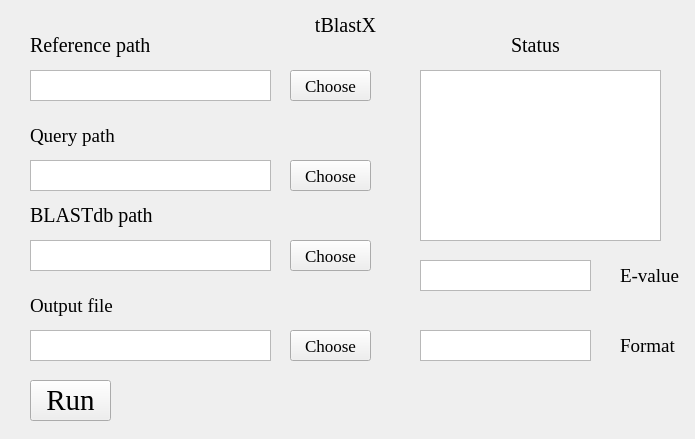
The window that tBlastX.ui (hzaurzli/MicroWorldOmics) describes before a commit, drawn with Qt 5.
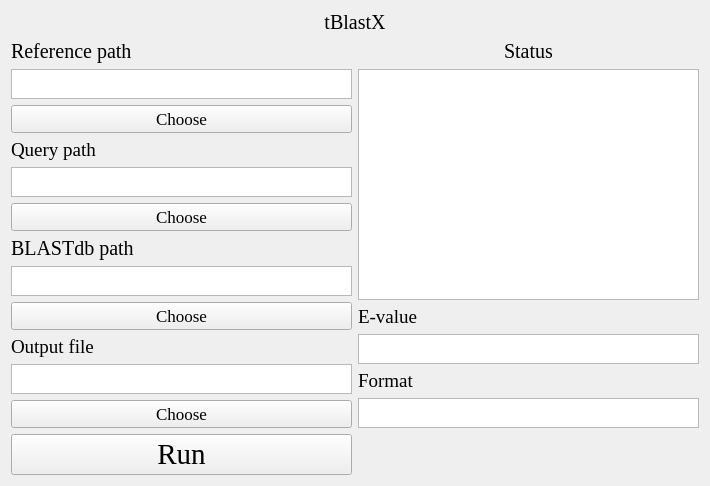
The same window after the commit. Icons and pictures are not drawn.

```diff
--- a/tBlastX.ui
+++ b/tBlastX.ui
@@ -6,8 +6,8 @@
    <rect>
     <x>0</x>
     <y>0</y>
-    <width>695</width>
-    <height>439</height>
+    <width>710</width>
+    <height>479</height>
    </rect>
   </property>
   <property name="windowTitle">
@@ -16,15 +16,11 @@
   <property name="styleSheet">
    <string notr="true">background-image: url(D:/Documents/Desktop/bb.png)</string>
   </property>
-  <widget class="QLabel" name="label">
-   <property name="geometry">
-    <rect>
-     <x>280</x>
-     <y>10</y>
-     <width>131</width>
-     <height>31</height>
-    </rect>
-   </property>
+  <layout class="QGridLayout" name="gridLayout_6">
+   <item row="0" column="0" colspan="2">
+    <layout class="QGridLayout" name="gridLayout_8">
+     <item row="0" column="0">
+      <widget class="QLabel" name="label_3">
    <property name="font">
     <font>
      <family>Times New Roman</family>
@@ -38,15 +34,29 @@
     <set>Qt::AlignCenter</set>
    </property>
   </widget>
+     </item>
+    </layout>
+   </item>
+   <item row="1" column="0">
+    <layout class="QGridLayout" name="gridLayout">
+     <item row="3" column="0">
+      <widget class="QLabel" name="label_7">
+       <property name="font">
+        <font>
+         <family>Times New Roman</family>
+         <pointsize>14</pointsize>
+        </font>
+       </property>
+       <property name="text">
+        <string>Query path</string>
+       </property>
+       <property name="alignment">
+        <set>Qt::AlignLeading|Qt::AlignLeft|Qt::AlignVCenter</set>
+       </property>
+      </widget>
+     </item>
+     <item row="0" column="0">
   <widget class="QLabel" name="label_2">
-   <property name="geometry">
-    <rect>
-     <x>30</x>
-     <y>30</y>
-     <width>161</width>
-     <height>31</height>
-    </rect>
-   </property>
    <property name="font">
     <font>
      <family>Times New Roman</family>
@@ -60,28 +70,9 @@
     <set>Qt::AlignLeading|Qt::AlignLeft|Qt::AlignVCenter</set>
    </property>
   </widget>
-  <widget class="QTextBrowser" name="textBrowser">
-   <property name="geometry">
-    <rect>
-     <x>420</x>
-     <y>70</y>
-     <width>241</width>
-     <height>171</height>
-    </rect>
-   </property>
-   <property name="styleSheet">
-    <string notr="true">background-image: url(D:/Documents/Desktop/white.png)</string>
-   </property>
-  </widget>
-  <widget class="QLabel" name="label_4">
-   <property name="geometry">
-    <rect>
-     <x>480</x>
-     <y>30</y>
-     <width>111</width>
-     <height>31</height>
-    </rect>
-   </property>
+     </item>
+     <item row="6" column="0">
+      <widget class="QLabel" name="label_6">
    <property name="font">
     <font>
      <family>Times New Roman</family>
@@ -89,69 +80,34 @@
     </font>
    </property>
    <property name="text">
-    <string>Status</string>
+        <string>BLASTdb path</string>
    </property>
    <property name="alignment">
-    <set>Qt::AlignCenter</set>
-   </property>
-  </widget>
+        <set>Qt::AlignLeading|Qt::AlignLeft|Qt::AlignVCenter</set>
+       </property>
+      </widget>
+     </item>
+     <item row="1" column="0">
   <widget class="QTextBrowser" name="textBrowser_2">
-   <property name="geometry">
-    <rect>
-     <x>30</x>
-     <y>70</y>
-     <width>241</width>
-     <height>31</height>
-    </rect>
-   </property>
-   <property name="styleSheet">
-    <string notr="true">background-image: url(D:/Documents/Desktop/white.png)</string>
-   </property>
-  </widget>
-  <widget class="QTextBrowser" name="textBrowser_3">
-   <property name="geometry">
-    <rect>
-     <x>30</x>
-     <y>160</y>
-     <width>241</width>
-     <height>31</height>
-    </rect>
-   </property>
+       <property name="sizePolicy">
+        <sizepolicy hsizetype="Expanding" vsizetype="Maximum">
+         <horstretch>0</horstretch>
+         <verstretch>0</verstretch>
+        </sizepolicy>
+       </property>
+       <property name="maximumSize">
+        <size>
+         <width>16777215</width>
+         <height>30</height>
+        </size>
+       </property>
    <property name="styleSheet">
     <string notr="true">background-image: url(D:/Documents/Desktop/white.png)</string>
    </property>
   </widget>
-  <widget class="QPushButton" name="pushButton">
-   <property name="geometry">
-    <rect>
-     <x>30</x>
-     <y>380</y>
-     <width>81</width>
-     <height>41</height>
-    </rect>
-   </property>
-   <property name="font">
-    <font>
-     <family>Times New Roman</family>
-     <pointsize>22</pointsize>
-    </font>
-   </property>
-   <property name="styleSheet">
-    <string notr="true">background-image: url(D:/Documents/Desktop/white.png)</string>
-   </property>
-   <property name="text">
-    <string>Run</string>
-   </property>
-  </widget>
+     </item>
+     <item row="9" column="0">
   <widget class="QLabel" name="label_5">
-   <property name="geometry">
-    <rect>
-     <x>30</x>
-     <y>290</y>
-     <width>161</width>
-     <height>31</height>
-    </rect>
-   </property>
    <property name="font">
     <font>
      <family>Times New Roman</family>
@@ -165,123 +121,60 @@
     <set>Qt::AlignLeading|Qt::AlignLeft|Qt::AlignVCenter</set>
    </property>
   </widget>
-  <widget class="QLabel" name="label_6">
-   <property name="geometry">
-    <rect>
-     <x>30</x>
-     <y>200</y>
-     <width>161</width>
-     <height>31</height>
-    </rect>
-   </property>
-   <property name="font">
-    <font>
-     <family>Times New Roman</family>
-     <pointsize>15</pointsize>
-    </font>
-   </property>
-   <property name="text">
-    <string>BLASTdb path</string>
-   </property>
-   <property name="alignment">
-    <set>Qt::AlignLeading|Qt::AlignLeft|Qt::AlignVCenter</set>
-   </property>
-  </widget>
-  <widget class="QTextBrowser" name="textBrowser_4">
-   <property name="geometry">
-    <rect>
-     <x>30</x>
-     <y>240</y>
-     <width>241</width>
-     <height>31</height>
-    </rect>
-   </property>
-   <property name="styleSheet">
-    <string notr="true">background-image: url(D:/Documents/Desktop/white.png)</string>
-   </property>
-  </widget>
+     </item>
+     <item row="10" column="0">
   <widget class="QTextBrowser" name="textBrowser_5">
-   <property name="geometry">
-    <rect>
-     <x>30</x>
-     <y>330</y>
-     <width>241</width>
-     <height>31</height>
-    </rect>
-   </property>
+       <property name="sizePolicy">
+        <sizepolicy hsizetype="Expanding" vsizetype="Maximum">
+         <horstretch>0</horstretch>
+         <verstretch>0</verstretch>
+        </sizepolicy>
+       </property>
+       <property name="maximumSize">
+        <size>
+         <width>16777215</width>
+         <height>30</height>
+        </size>
+       </property>
    <property name="styleSheet">
     <string notr="true">background-image: url(D:/Documents/Desktop/white.png)</string>
    </property>
   </widget>
-  <widget class="QLabel" name="label_7">
-   <property name="geometry">
-    <rect>
-     <x>30</x>
-     <y>120</y>
-     <width>161</width>
-     <height>31</height>
-    </rect>
-   </property>
-   <property name="font">
-    <font>
-     <family>Times New Roman</family>
-     <pointsize>14</pointsize>
-    </font>
-   </property>
-   <property name="text">
-    <string>Query path</string>
-   </property>
-   <property name="alignment">
-    <set>Qt::AlignLeading|Qt::AlignLeft|Qt::AlignVCenter</set>
-   </property>
-  </widget>
-  <widget class="QPushButton" name="pushButton_2">
-   <property name="geometry">
-    <rect>
-     <x>290</x>
-     <y>70</y>
-     <width>81</width>
-     <height>31</height>
-    </rect>
-   </property>
-   <property name="font">
-    <font>
-     <family>Times New Roman</family>
-     <pointsize>13</pointsize>
-    </font>
-   </property>
-   <property name="text">
-    <string>Choose</string>
-   </property>
-  </widget>
-  <widget class="QPushButton" name="pushButton_3">
-   <property name="geometry">
-    <rect>
-     <x>290</x>
-     <y>160</y>
-     <width>81</width>
-     <height>31</height>
-    </rect>
-   </property>
-   <property name="font">
-    <font>
-     <family>Times New Roman</family>
-     <pointsize>13</pointsize>
-    </font>
-   </property>
-   <property name="text">
-    <string>Choose</string>
-   </property>
-  </widget>
+     </item>
+     <item row="4" column="0">
+      <widget class="QTextBrowser" name="textBrowser_3">
+       <property name="sizePolicy">
+        <sizepolicy hsizetype="Expanding" vsizetype="Maximum">
+         <horstretch>0</horstretch>
+         <verstretch>0</verstretch>
+        </sizepolicy>
+       </property>
+       <property name="maximumSize">
+        <size>
+         <width>16777215</width>
+         <height>30</height>
+        </size>
+       </property>
+       <property name="styleSheet">
+        <string notr="true">background-image: url(D:/Documents/Desktop/white.png)</string>
+       </property>
+      </widget>
+     </item>
+     <item row="8" column="0">
   <widget class="QPushButton" name="pushButton_4">
-   <property name="geometry">
-    <rect>
-     <x>290</x>
-     <y>240</y>
-     <width>81</width>
-     <height>31</height>
-    </rect>
-   </property>
+       <property name="font">
+        <font>
+         <family>Times New Roman</family>
+         <pointsize>13</pointsize>
+        </font>
+       </property>
+       <property name="text">
+        <string>Choose</string>
+       </property>
+      </widget>
+     </item>
+     <item row="5" column="0">
+      <widget class="QPushButton" name="pushButton_3">
    <property name="font">
     <font>
      <family>Times New Roman</family>
@@ -292,15 +185,41 @@
     <string>Choose</string>
    </property>
   </widget>
+     </item>
+     <item row="2" column="0">
+      <widget class="QPushButton" name="pushButton_2">
+       <property name="font">
+        <font>
+         <family>Times New Roman</family>
+         <pointsize>13</pointsize>
+        </font>
+       </property>
+       <property name="text">
+        <string>Choose</string>
+       </property>
+      </widget>
+     </item>
+     <item row="7" column="0">
+      <widget class="QTextBrowser" name="textBrowser_4">
+       <property name="sizePolicy">
+        <sizepolicy hsizetype="Expanding" vsizetype="Maximum">
+         <horstretch>0</horstretch>
+         <verstretch>0</verstretch>
+        </sizepolicy>
+       </property>
+       <property name="maximumSize">
+        <size>
+         <width>16777215</width>
+         <height>30</height>
+        </size>
+       </property>
+       <property name="styleSheet">
+        <string notr="true">background-image: url(D:/Documents/Desktop/white.png)</string>
+       </property>
+      </widget>
+     </item>
+     <item row="11" column="0">
   <widget class="QPushButton" name="pushButton_5">
-   <property name="geometry">
-    <rect>
-     <x>290</x>
-     <y>330</y>
-     <width>81</width>
-     <height>31</height>
-    </rect>
-   </property>
    <property name="font">
     <font>
      <family>Times New Roman</family>
@@ -311,28 +230,32 @@
     <string>Choose</string>
    </property>
   </widget>
+     </item>
+    </layout>
+   </item>
+   <item row="1" column="1">
+    <layout class="QGridLayout" name="gridLayout_3">
+     <item row="3" column="0">
   <widget class="QTextEdit" name="textEdit">
-   <property name="geometry">
-    <rect>
-     <x>420</x>
-     <y>260</y>
-     <width>171</width>
-     <height>31</height>
-    </rect>
+       <property name="sizePolicy">
+        <sizepolicy hsizetype="Expanding" vsizetype="Maximum">
+         <horstretch>0</horstretch>
+         <verstretch>0</verstretch>
+        </sizepolicy>
+       </property>
+       <property name="maximumSize">
+        <size>
+         <width>16777215</width>
+         <height>30</height>
+        </size>
    </property>
    <property name="styleSheet">
     <string notr="true">background-image: url(D:/Documents/Desktop/white.png)</string>
    </property>
   </widget>
+     </item>
+     <item row="2" column="0">
   <widget class="QLabel" name="label_8">
-   <property name="geometry">
-    <rect>
-     <x>620</x>
-     <y>260</y>
-     <width>61</width>
-     <height>31</height>
-    </rect>
-   </property>
    <property name="font">
     <font>
      <family>Times New Roman</family>
@@ -346,15 +269,50 @@
     <set>Qt::AlignLeading|Qt::AlignLeft|Qt::AlignVCenter</set>
    </property>
   </widget>
+     </item>
+     <item row="1" column="0">
+      <widget class="QTextBrowser" name="textBrowser">
+       <property name="sizePolicy">
+        <sizepolicy hsizetype="Expanding" vsizetype="Expanding">
+         <horstretch>0</horstretch>
+         <verstretch>0</verstretch>
+        </sizepolicy>
+       </property>
+       <property name="maximumSize">
+        <size>
+         <width>16777215</width>
+         <height>16777215</height>
+        </size>
+       </property>
+       <property name="styleSheet">
+        <string notr="true">background-image: url(D:/Documents/Desktop/white.png)</string>
+       </property>
+      </widget>
+     </item>
+     <item row="0" column="0">
+      <widget class="QLabel" name="label_4">
+       <property name="sizePolicy">
+        <sizepolicy hsizetype="Expanding" vsizetype="Maximum">
+         <horstretch>0</horstretch>
+         <verstretch>0</verstretch>
+        </sizepolicy>
+       </property>
+       <property name="font">
+        <font>
+         <family>Times New Roman</family>
+         <pointsize>15</pointsize>
+        </font>
+       </property>
+       <property name="text">
+        <string>Status</string>
+       </property>
+       <property name="alignment">
+        <set>Qt::AlignCenter</set>
+       </property>
+      </widget>
+     </item>
+     <item row="4" column="0">
   <widget class="QLabel" name="label_9">
-   <property name="geometry">
-    <rect>
-     <x>620</x>
-     <y>330</y>
-     <width>61</width>
-     <height>31</height>
-    </rect>
-   </property>
    <property name="font">
     <font>
      <family>Times New Roman</family>
@@ -368,19 +326,49 @@
     <set>Qt::AlignLeading|Qt::AlignLeft|Qt::AlignVCenter</set>
    </property>
   </widget>
+     </item>
+     <item row="5" column="0">
   <widget class="QTextEdit" name="textEdit_2">
-   <property name="geometry">
-    <rect>
-     <x>420</x>
-     <y>330</y>
-     <width>171</width>
-     <height>31</height>
-    </rect>
-   </property>
+       <property name="sizePolicy">
+        <sizepolicy hsizetype="Expanding" vsizetype="Maximum">
+         <horstretch>0</horstretch>
+         <verstretch>0</verstretch>
+        </sizepolicy>
+       </property>
+       <property name="maximumSize">
+        <size>
+         <width>16777215</width>
+         <height>30</height>
+        </size>
+       </property>
    <property name="styleSheet">
     <string notr="true">background-image: url(D:/Documents/Desktop/white.png)</string>
    </property>
   </widget>
+     </item>
+    </layout>
+   </item>
+   <item row="2" column="0">
+    <layout class="QGridLayout" name="gridLayout_5">
+     <item row="0" column="0">
+      <widget class="QPushButton" name="pushButton">
+       <property name="font">
+        <font>
+         <family>Times New Roman</family>
+         <pointsize>22</pointsize>
+        </font>
+       </property>
+       <property name="styleSheet">
+        <string notr="true">background-image: url(D:/Documents/Desktop/white.png)</string>
+       </property>
+       <property name="text">
+        <string>Run</string>
+       </property>
+      </widget>
+     </item>
+    </layout>
+   </item>
+  </layout>
  </widget>
  <resources/>
  <connections/>
```
Left out of the diff: 2 changed lines with no effect on the pictures. Lines whose indentation alone changed are shown as unchanged.
